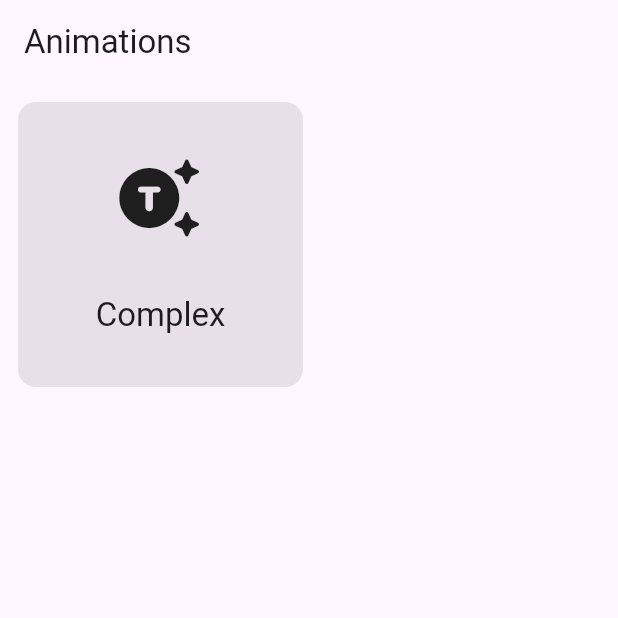
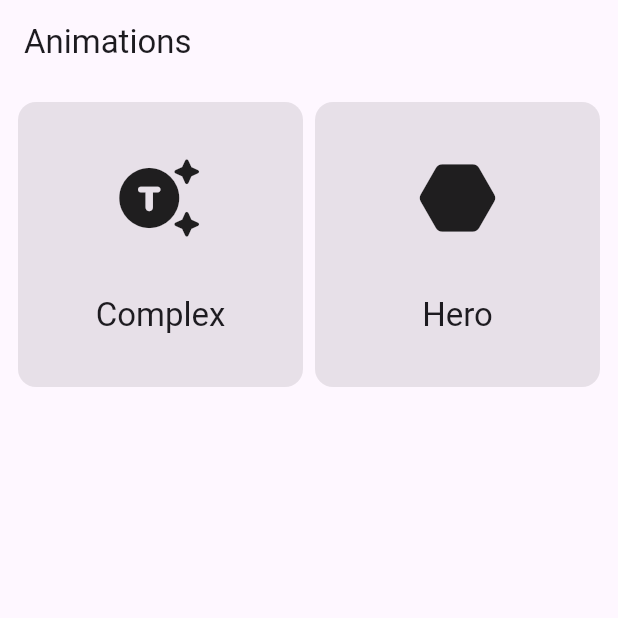
Before and after one commit to glebosotov/flutter-education-complex-animations, a Flutter app: the screen it shows after launch, on a phone screen of 412 x 824 dp, the top half of it. Run offline on Flutter 3.47's test engine with Material 3 defaults, Android fonts, the light colour scheme and no system bars; missing offline and left inert: foil.

Commit message:
feat: add simple hero

```diff
--- a/lib/main.dart
+++ b/lib/main.dart
@@ -1,4 +1,5 @@
 import 'package:flutter/material.dart';
+import 'package:interactive_animation_demo/hero/hero.dart';
 
 import 'complex_animation/complex_animation.dart';
 
@@ -43,6 +44,13 @@ class HomePage extends StatelessWidget {
                 builder: (_) => const ComplexAnimationPage(),
               ),
             ),
+            _GridTile(
+              name: 'Hero',
+              icon: Icons.hexagon_rounded,
+              destination: MaterialPageRoute(
+                builder: (_) => const SimpleHero(),
+              ),
+            ),
           ],
         ),
       ),
--- a/pubspec.yaml
+++ b/pubspec.yaml
@@ -37,6 +37,7 @@ dependencies:
   cupertino_icons: ^1.0.6
   motion_sensors: ^0.1.0
   foil: ^0.9.0+1
+  google_fonts: ^6.2.1
 
 dev_dependencies:
   flutter_test:
```
Also changed, not shown: lib/hero/hero.dart (added, +58 -0 lines), pubspec.lock.
